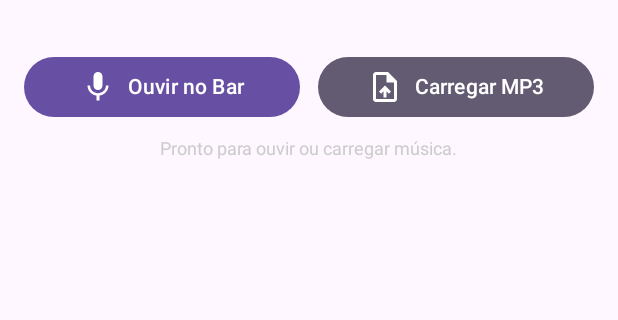
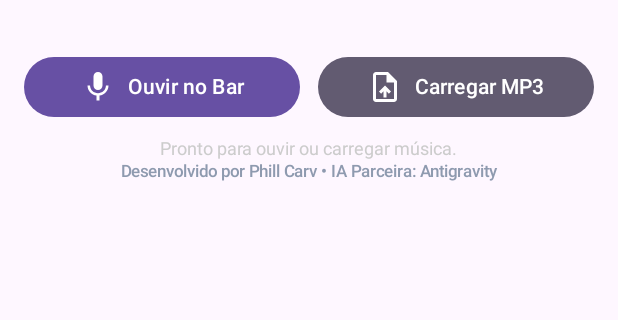
Before and after one commit to phillcarv/Cifra-Chord, an Android app built with Jetpack Compose: the composable CifraAppScreen shown on its own in the app's theme, on a phone screen of 412 x 824 dp, the part 69-389 px from its top. Run offline under Robolectric (Android 15) with nearby library versions, the phone set to English and light mode, and no system bars; pictures from the network do not load.

Commit message:
docs & ui: add developer signature Phill Carv and Antigravity AI partner

```diff
--- a/app/src/main/java/com/cifra/app/ui/MainActivity.kt
+++ b/app/src/main/java/com/cifra/app/ui/MainActivity.kt
@@ -313,7 +313,16 @@ fun CifraAppScreen() {
 
             Text(text = statusMessage, color = Color.LightGray, fontSize = 12.sp)
 
-            Spacer(Modifier.height(10.dp))
+            // Assinatura e Créditos do Projeto
+            Text(
+                text = "Desenvolvido por Phill Carv • IA Parceira: Antigravity",
+                color = Color(0xFF8E9AAF),
+                fontSize = 11.sp,
+                fontWeight = FontWeight.Medium,
+                modifier = Modifier.padding(vertical = 2.dp)
+            )
+
+            Spacer(Modifier.height(8.dp))
 
             // Barra de Ferramentas do Show (Transposição e Auto-Scroll)
             cifraResult?.let { result ->
```
Also changed, not shown: 1 other file.
